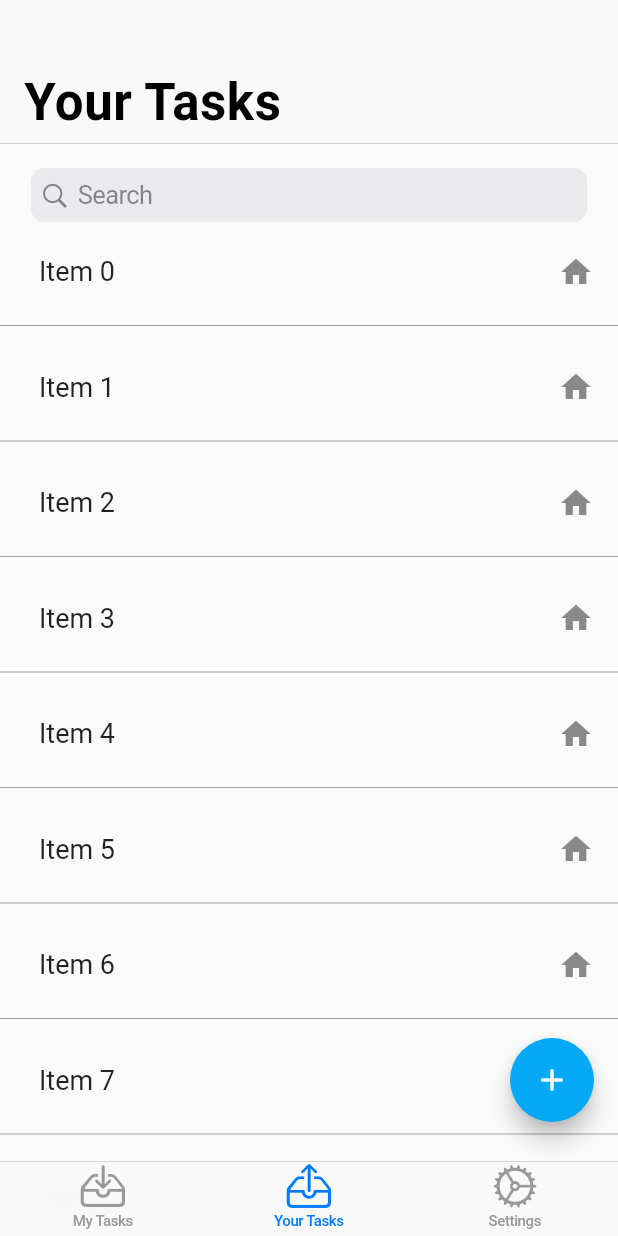
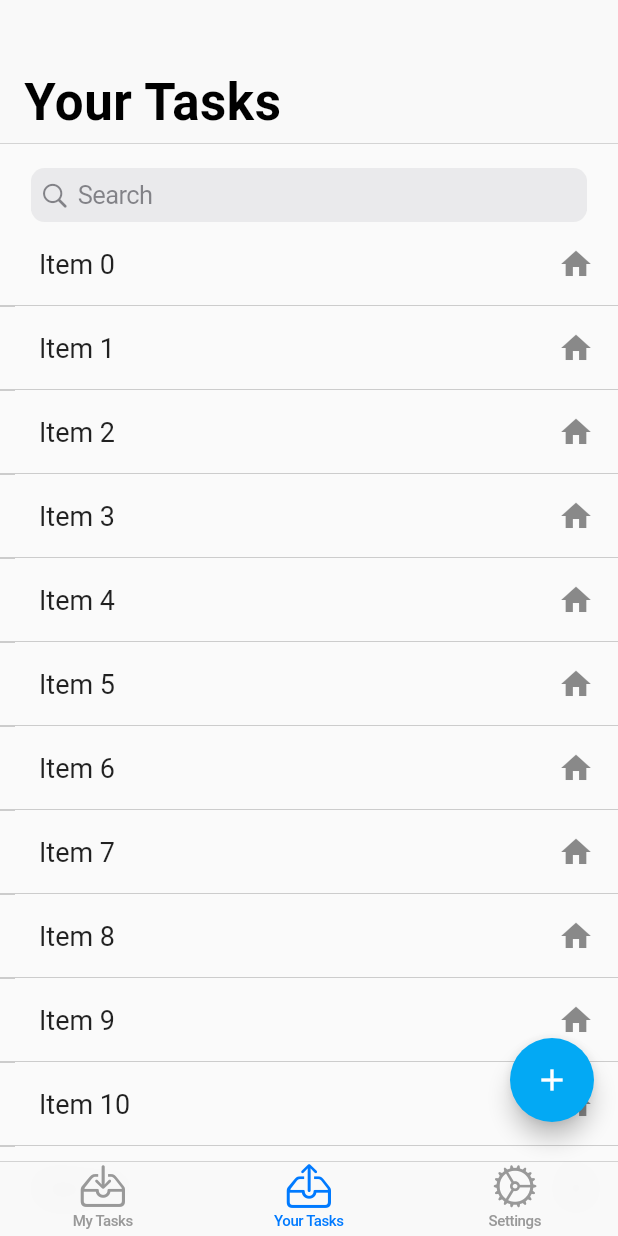
Before and after one commit to TuanHungVU1202/PeerReminder, a Flutter app: the screen it shows after launch, on a phone screen of 412 x 824 dp. Run offline on Flutter 3.47's test engine with Material 2 defaults, Android fonts, the light colour scheme and no system bars; drawn by our look-alikes of flutter_slidable; our stand-ins replace contacts_service, permission_handler; missing offline and left inert: simple_autocomplete_formfield.

Commit message:
Make task as model for tasks. Reduce padding in task list

```diff
--- a/peer_reminder_flutter/lib/tasks/YourTaskPage.dart
+++ b/peer_reminder_flutter/lib/tasks/YourTaskPage.dart
@@ -94,9 +94,9 @@ class _YourTaskPageState extends State<YourTaskPage> {
     return SliverList(
       delegate: SliverChildBuilderDelegate(
         (context, index) {
-          if(index.isOdd) return const Divider(color: Colors.grey);
+          if (index.isOdd) return const Divider(height: 0, color: Colors.grey);
 
-          int itemIndex = index ~/2;
+          int itemIndex = index ~/ 2;
           return _createSlidableTask(itemIndex);
         },
       ),
@@ -353,11 +353,13 @@ class TaskTile extends StatelessWidget {
   @override
   Widget build(BuildContext context) {
     return Container(
-        margin: const EdgeInsets.only(top: 5, left: 10),
+        padding: EdgeInsets.zero,
+        margin: const EdgeInsets.only(left: 10),
         child: Material(
           // Create Material widget for each ListTile
           child: ListTile(
-            selectedTileColor: Colors.lightBlue,
+            onTap: () {},
+            // selectedTileColor: Colors.lightBlue,
             title: Text(
               _filteredTaskList[_taskIndex],
               style: _biggerFont,
```
Also changed, not shown: peer_reminder_flutter/lib/tasks/Task.dart (deleted, +0 -36 lines), peer_reminder_flutter/lib/tasks/model/Task.dart (added).
